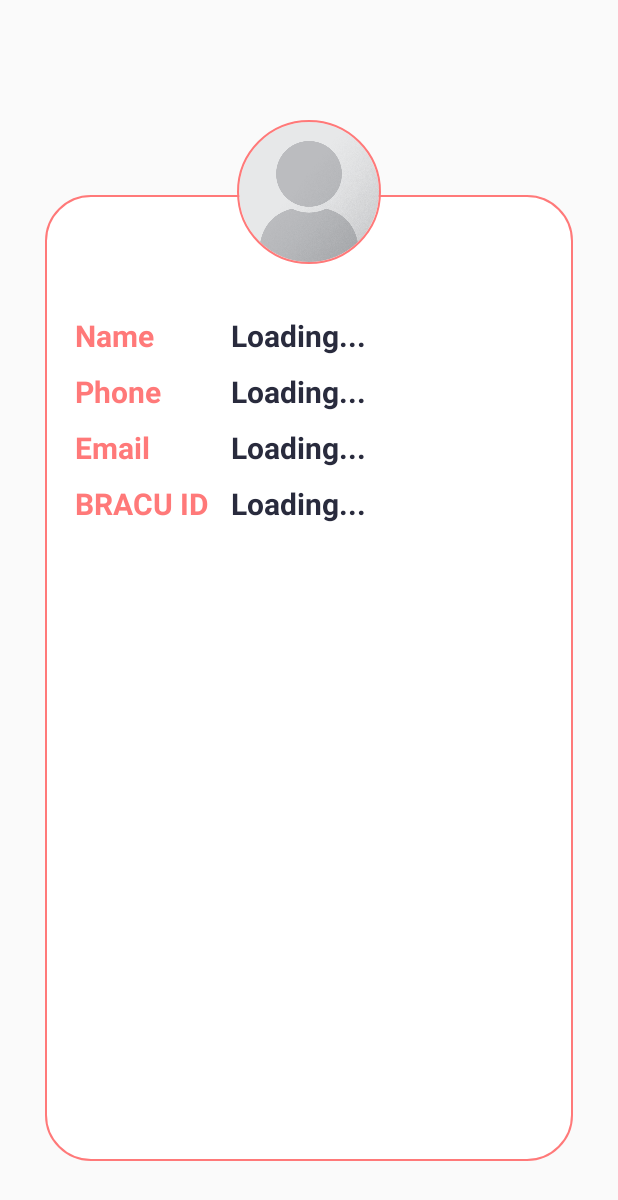
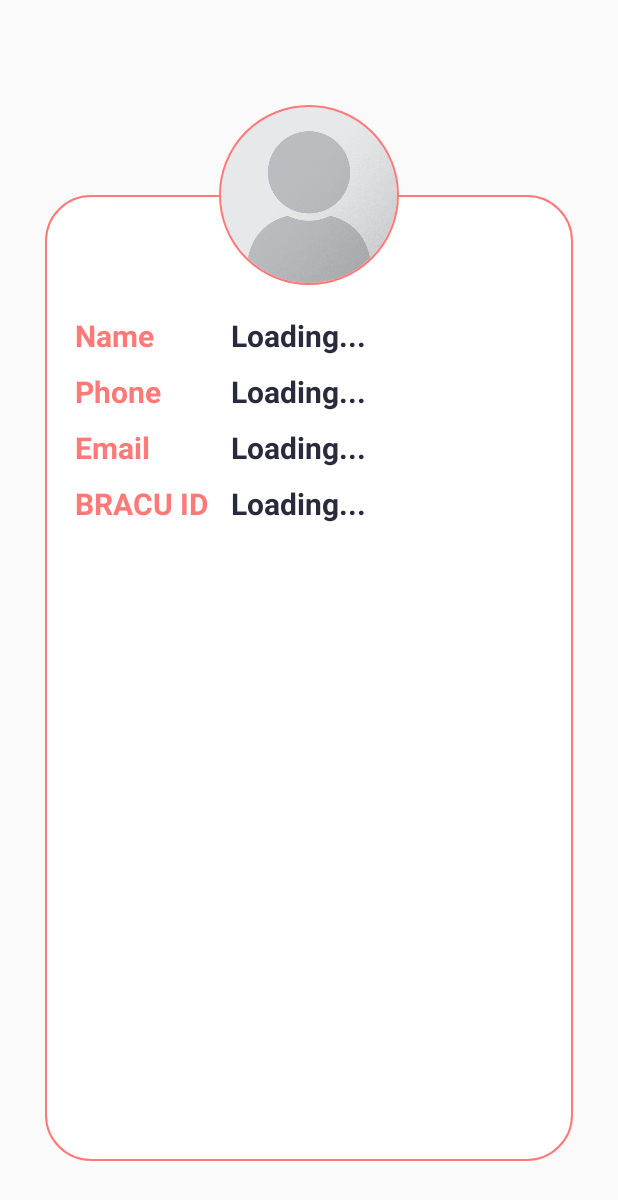
Before and after one commit to SifatTaj/scrimp, an Android app: the layout activity_user_profile.xml on its own in the app's theme, with its tools: preview values and no code run, on a phone screen of 412 x 824 dp. Shown: the top 1200 px of the screen. Run offline under Robolectric (Android 15) with nearby library versions, the phone set to English and light mode, and no system bars.

Commit message:
User profile api connected

```diff
--- a/app/src/main/res/layout/activity_user_profile.xml
+++ b/app/src/main/res/layout/activity_user_profile.xml
@@ -2,7 +2,7 @@
 <RelativeLayout xmlns:android="http://schemas.android.com/apk/res/android"
     xmlns:app="http://schemas.android.com/apk/res-auto"
     xmlns:tools="http://schemas.android.com/tools"
-    android:layout_marginTop="80dp"
+    android:layout_marginTop="70dp"
     android:layout_width="match_parent"
     android:layout_height="match_parent"
     tools:context=".UserProfileActivity">
@@ -11,7 +11,7 @@
         android:id="@+id/infoContainer"
         android:layout_marginHorizontal="30dp"
         android:layout_marginBottom="50dp"
-        android:layout_marginTop="50dp"
+        android:layout_marginTop="60dp"
         android:layout_width="match_parent"
         android:layout_height="match_parent"
         android:background="@drawable/text_input_border">
@@ -75,40 +75,44 @@
                 android:layout_height="wrap_content">
 
                 <TextView
-                    android:textStyle="bold"
-                    android:textColor="@color/colorPrimaryDark"
-                    android:paddingBottom="10dp"
-                    android:textSize="20dp"
+                    android:id="@+id/tvUserProfileName"
                     android:layout_width="match_parent"
                     android:layout_height="wrap_content"
-                    android:text="Loading..."/>
+                    android:paddingBottom="10dp"
+                    android:text="Loading..."
+                    android:textColor="@color/colorPrimaryDark"
+                    android:textSize="20dp"
+                    android:textStyle="bold" />
 
                 <TextView
-                    android:textStyle="bold"
-                    android:textColor="@color/colorPrimaryDark"
-                    android:paddingBottom="10dp"
-                    android:textSize="20dp"
+                    android:id="@+id/tvUserProfilePhone"
                     android:layout_width="match_parent"
                     android:layout_height="wrap_content"
-                    android:text="Loading..."/>
+                    android:paddingBottom="10dp"
+                    android:text="Loading..."
+                    android:textColor="@color/colorPrimaryDark"
+                    android:textSize="20dp"
+                    android:textStyle="bold" />
 
                 <TextView
-                    android:textStyle="bold"
-                    android:textColor="@color/colorPrimaryDark"
-                    android:paddingBottom="10dp"
-                    android:textSize="20dp"
+                    android:id="@+id/tvUserProfileEmail"
                     android:layout_width="match_parent"
                     android:layout_height="wrap_content"
-                    android:text="Loading..."/>
+                    android:paddingBottom="10dp"
+                    android:text="Loading..."
+                    android:textColor="@color/colorPrimaryDark"
+                    android:textSize="20dp"
+                    android:textStyle="bold" />
 
                 <TextView
-                    android:textStyle="bold"
-                    android:textColor="@color/colorPrimaryDark"
-                    android:paddingBottom="10dp"
-                    android:textSize="20dp"
+                    android:id="@+id/tvUserProfileBracuId"
                     android:layout_width="match_parent"
                     android:layout_height="wrap_content"
-                    android:text="Loading..."/>
+                    android:paddingBottom="10dp"
+                    android:text="Loading..."
+                    android:textColor="@color/colorPrimaryDark"
+                    android:textSize="20dp"
+                    android:textStyle="bold" />
 
             </LinearLayout>
 
@@ -120,8 +124,8 @@
         android:id="@+id/profileImage"
         android:layout_centerHorizontal="true"
         android:layout_alignParentTop="true"
-        android:layout_width="96dp"
-        android:layout_height="96dp"
+        android:layout_width="120dp"
+        android:layout_height="120dp"
         android:src="@drawable/profile_placeholder"
         app:civ_border_color="@color/colorPrimary"
         app:civ_border_width="1dp" />
```
Also changed, not shown: app/src/main/java/com/scrimpapp/scrimp/UserProfileActivity.java (+45 -4 lines).
